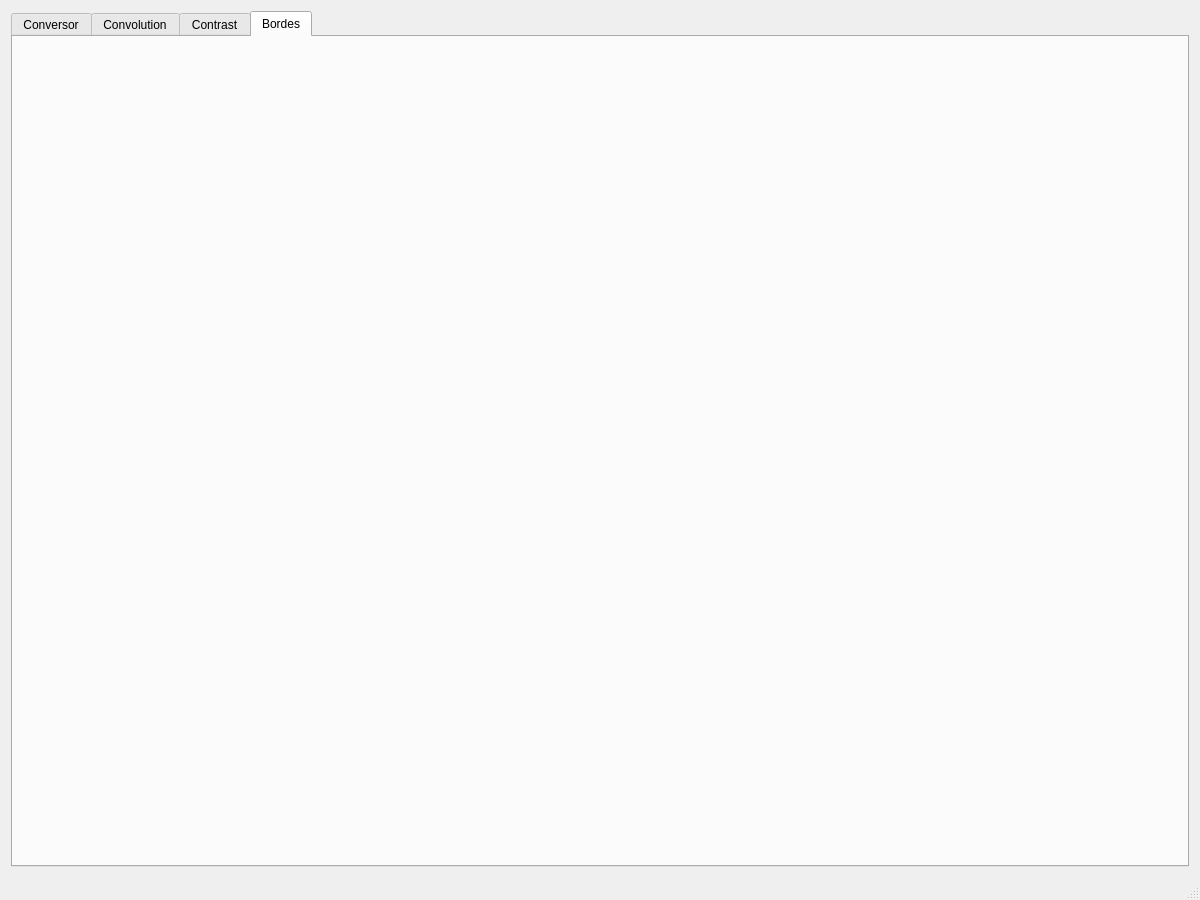
Before: the Qt Designer form conversor.ui in MiguelALopez/Imagenes, drawn with Qt 5.
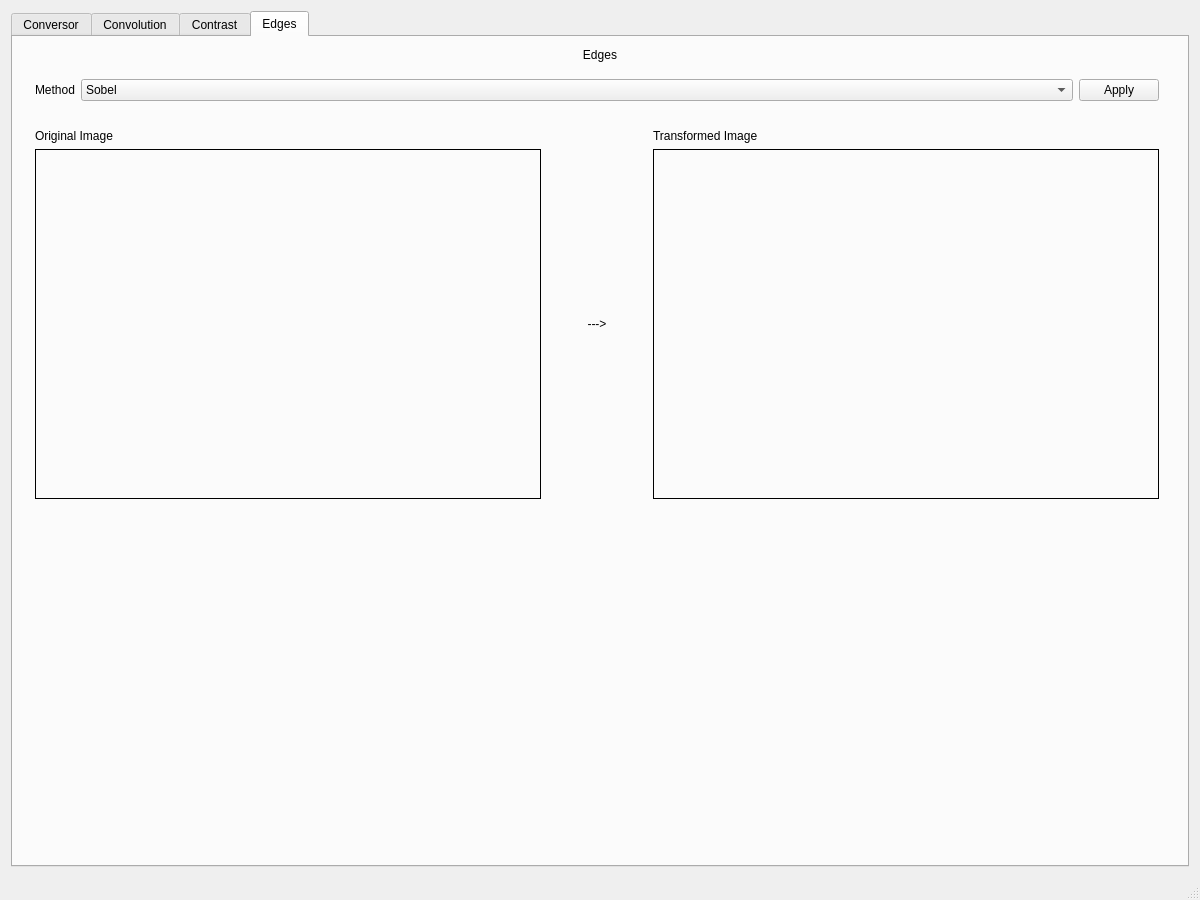
After: the same form once the commit is applied. The open tabs and pages were chosen to show the change.

```diff
--- a/conversor.ui
+++ b/conversor.ui
@@ -744,8 +744,142 @@
       </widget>
       <widget class="QWidget" name="tab_4">
        <attribute name="title">
-        <string>Bordes</string>
+        <string>Edges</string>
        </attribute>
+       <layout class="QGridLayout" name="gridLayout_12">
+        <item row="4" column="0">
+         <spacer name="verticalSpacer_5">
+          <property name="orientation">
+           <enum>Qt::Vertical</enum>
+          </property>
+          <property name="sizeHint" stdset="0">
+           <size>
+            <width>20</width>
+            <height>40</height>
+           </size>
+          </property>
+         </spacer>
+        </item>
+        <item row="2" column="0">
+         <widget class="QWidget" name="widget_7" native="true">
+          <layout class="QGridLayout" name="gridLayout_13">
+           <item row="1" column="1">
+            <widget class="QComboBox" name="comboEdges">
+             <property name="sizePolicy">
+              <sizepolicy hsizetype="Expanding" vsizetype="Fixed">
+               <horstretch>0</horstretch>
+               <verstretch>0</verstretch>
+              </sizepolicy>
+             </property>
+             <item>
+              <property name="text">
+               <string>Sobel</string>
+              </property>
+             </item>
+            </widget>
+           </item>
+           <item row="1" column="0">
+            <widget class="QLabel" name="label_20">
+             <property name="text">
+              <string>Method</string>
+             </property>
+            </widget>
+           </item>
+           <item row="1" column="2">
+            <widget class="QPushButton" name="applyEdges">
+             <property name="text">
+              <string>Apply</string>
+             </property>
+            </widget>
+           </item>
+          </layout>
+         </widget>
+        </item>
+        <item row="3" column="0">
+         <widget class="QWidget" name="widget_9" native="true">
+          <layout class="QGridLayout" name="gridLayout_14">
+           <item row="1" column="1">
+            <widget class="QLabel" name="label_24">
+             <property name="minimumSize">
+              <size>
+               <width>100</width>
+               <height>0</height>
+              </size>
+             </property>
+             <property name="text">
+              <string>---&gt;</string>
+             </property>
+             <property name="alignment">
+              <set>Qt::AlignCenter</set>
+             </property>
+            </widget>
+           </item>
+           <item row="0" column="0">
+            <widget class="QLabel" name="label_22">
+             <property name="text">
+              <string>Original Image</string>
+             </property>
+            </widget>
+           </item>
+           <item row="1" column="0">
+            <widget class="QLabel" name="labelImageEdgOrigi">
+             <property name="sizePolicy">
+              <sizepolicy hsizetype="Expanding" vsizetype="Preferred">
+               <horstretch>0</horstretch>
+               <verstretch>0</verstretch>
+              </sizepolicy>
+             </property>
+             <property name="minimumSize">
+              <size>
+               <width>350</width>
+               <height>350</height>
+              </size>
+             </property>
+             <property name="frameShape">
+              <enum>QFrame::Panel</enum>
+             </property>
+             <property name="text">
+              <string/>
+             </property>
+            </widget>
+           </item>
+           <item row="1" column="2">
+            <widget class="QLabel" name="labelImageEdgTrasf">
+             <property name="sizePolicy">
+              <sizepolicy hsizetype="Expanding" vsizetype="Preferred">
+               <horstretch>0</horstretch>
+               <verstretch>0</verstretch>
+              </sizepolicy>
+             </property>
+             <property name="frameShape">
+              <enum>QFrame::Panel</enum>
+             </property>
+             <property name="text">
+              <string/>
+             </property>
+            </widget>
+           </item>
+           <item row="0" column="2">
+            <widget class="QLabel" name="label_26">
+             <property name="text">
+              <string>Transformed Image</string>
+             </property>
+            </widget>
+           </item>
+          </layout>
+         </widget>
+        </item>
+        <item row="0" column="0" colspan="2">
+         <widget class="QLabel" name="label_19">
+          <property name="text">
+           <string>Edges</string>
+          </property>
+          <property name="alignment">
+           <set>Qt::AlignCenter</set>
+          </property>
+         </widget>
+        </item>
+       </layout>
       </widget>
      </widget>
     </item>
```
Left out of the diff: 20 changed lines with no effect on the pictures.
